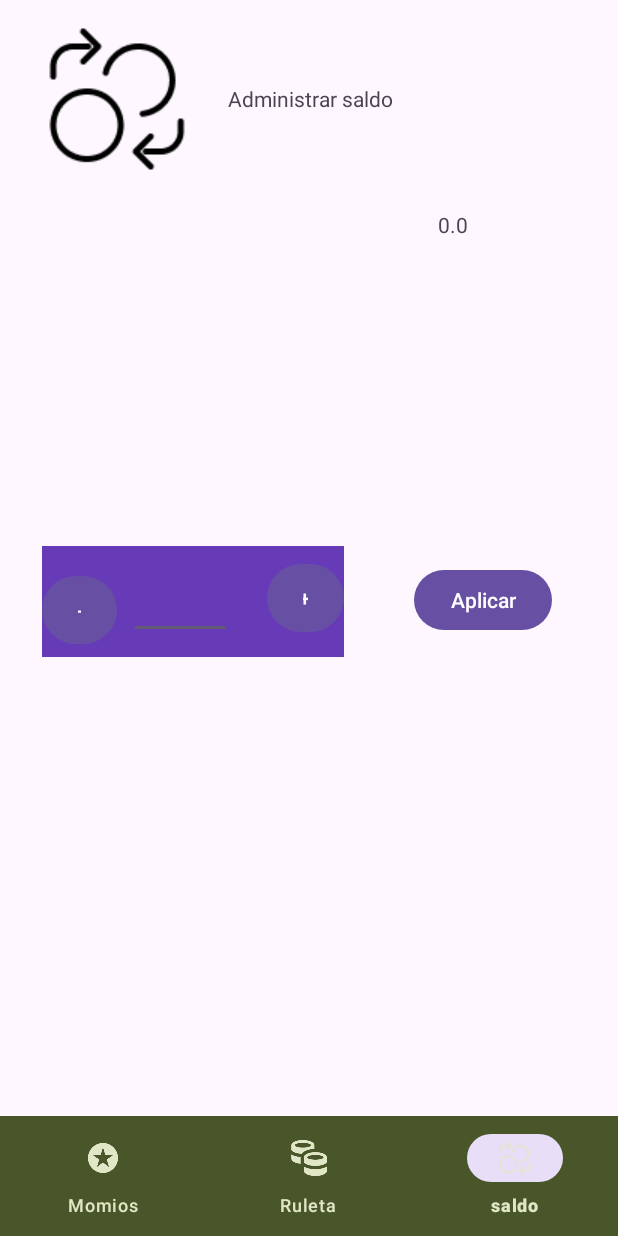
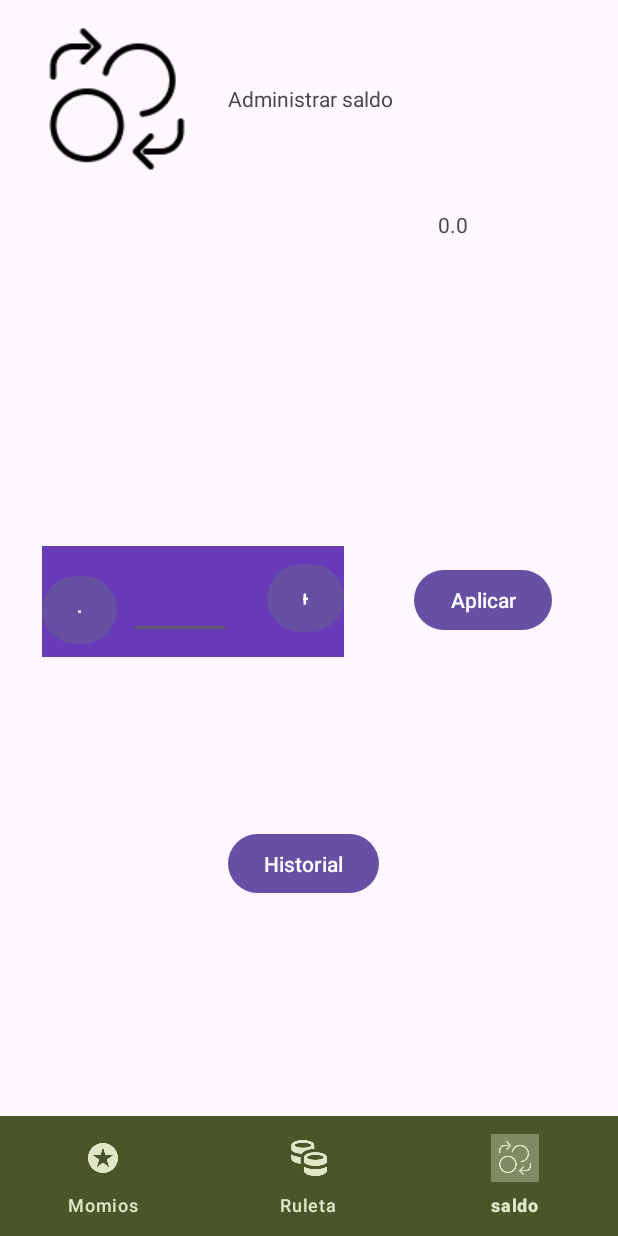
Before and after one commit to Tonalga69/casinoMoviles, an Android app: the SaldoActivity screen opened directly, with no data from a screen before it, on a phone screen of 412 x 824 dp. Run offline under Robolectric (Android 15) with nearby library versions, the phone set to English and light mode, and no system bars; Roboto replaces fonts that are not available here; 1 statement that could not run was skipped.

Commit message:
Fix styles & toast

```diff
--- a/app/src/main/java/com/example/casino/SaldoActivity.kt
+++ b/app/src/main/java/com/example/casino/SaldoActivity.kt
@@ -41,6 +41,17 @@ class SaldoActivity : AppCompatActivity() {
         }
 
         val bottomNavigationView = findViewById<BottomNavigationView>(R.id.bottom_navigation)
+        bottomNavigationView.selectedItemId = R.id.nav_saldo
+
+
+        // Boton de historial Test
+        val buttonHistorial = findViewById<Button>(R.id.buttonHistorial)
+        buttonHistorial.setOnClickListener {
+            val intent = Intent(this, HistorialActivity::class.java)
+            intent.putExtra("IdUsuario", idUsuario)
+            startActivity(intent)
+        }
+
         bottomNavigationView.selectedItemId = R.id.nav_saldo
         // Configura la navegación
         bottomNavigationView.setOnItemSelectedListener { item ->
--- a/app/src/main/res/layout/activity_main.xml
+++ b/app/src/main/res/layout/activity_main.xml
@@ -44,12 +44,6 @@
         app:layout_constraintStart_toStartOf="parent"
         app:layout_constraintTop_toTopOf="parent" />
 
-    <Button
-        android:id="@+id/buttonHistorial"
-        android:layout_width="wrap_content"
-        android:layout_height="47dp"
-        android:layout_marginTop="500dp"
-        android:text="@string/historial" />
 
     <Button
         android:id="@+id/buttonAdmin"
--- a/app/src/main/res/layout/activity_saldos.xml
+++ b/app/src/main/res/layout/activity_saldos.xml
@@ -19,6 +19,16 @@
             android:layout_marginStart="28dp"
             android:layout_marginTop="364dp"
             android:background="#673AB7"
+            app:layout_constraintStart_toStartOf="parent"
+            app:layout_constraintTop_toTopOf="parent" />
+
+        <Button
+            android:id="@+id/buttonHistorial"
+            android:layout_width="wrap_content"
+            android:layout_height="47dp"
+            android:layout_marginStart="152dp"
+            android:layout_marginTop="552dp"
+            android:text="@string/historial"
             app:layout_constraintStart_toStartOf="parent"
             app:layout_constraintTop_toTopOf="parent" />
 
@@ -102,6 +112,7 @@
         android:layout_height="wrap_content"
         android:layout_gravity="bottom"
         android:background="@color/nav_background"
+        app:itemActiveIndicatorStyle="@style/CustomActiveIndicator"
         app:itemIconTint="@color/nav_item_selector"
         app:itemTextColor="@color/nav_item_selector"
         app:menu="@menu/bottom_nav_menu" />
```
Also changed, not shown: app/src/main/java/com/example/casino/MainActivity.kt (+0 -7 lines).
